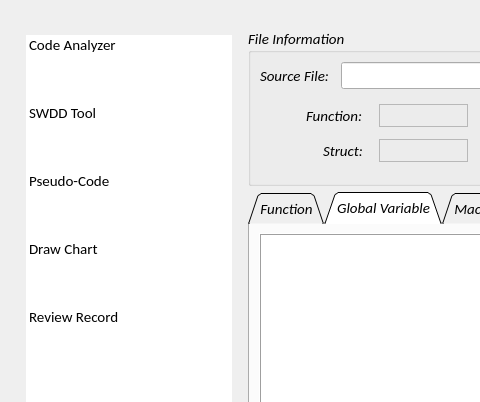
Qt form Autogo_ui.ui (YUZHIRUN/Autogo) before a commit; both pictures show x 0 to 480 and y 0 to 402 of the 992 by 616 pixel window.
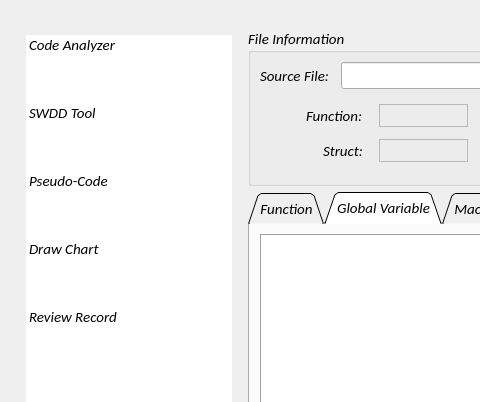
The same form after that commit. The open tabs and pages were chosen to show the change. Icons and pictures are not drawn.

Commit message: autogo_3.3 temp

```diff
--- a/Autogo_ui.ui
+++ b/Autogo_ui.ui
@@ -36,6 +36,12 @@
    <layout class="QHBoxLayout" name="horizontalLayout_7">
     <item>
      <widget class="QStackedWidget" name="stack_first">
+      <property name="font">
+       <font>
+        <family>Calibri</family>
+        <pointsize>9</pointsize>
+       </font>
+      </property>
       <property name="currentIndex">
        <number>0</number>
       </property>
@@ -546,7 +552,7 @@
               <family>Calibri</family>
               <pointsize>11</pointsize>
               <weight>50</weight>
-              <italic>false</italic>
+              <italic>true</italic>
               <bold>false</bold>
              </font>
             </property>
```
Left out of the diff: 133 changed lines with no effect on the pictures. The commit also changes 11 other files.
